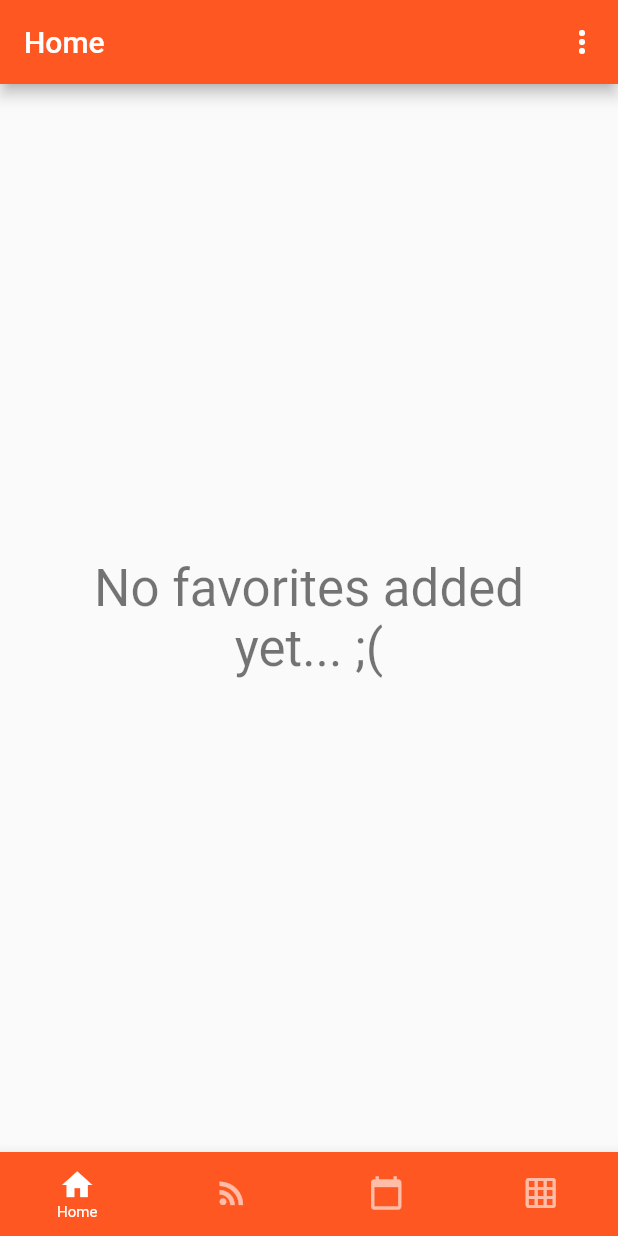
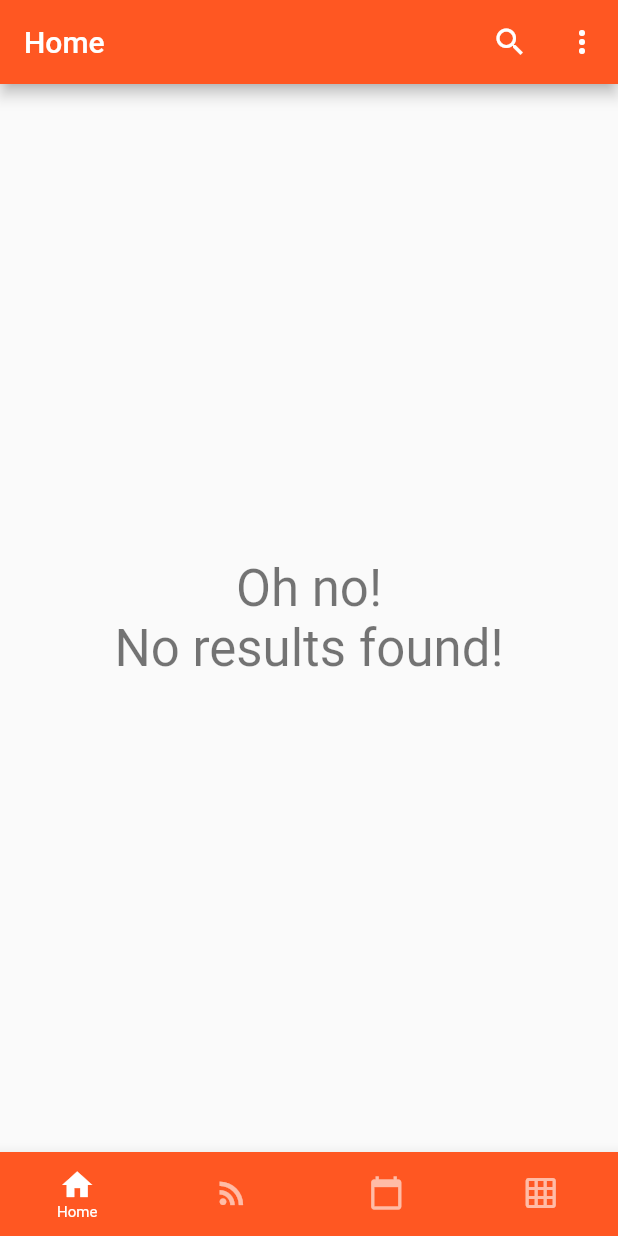
Before and after one commit to kitsupixel/Kitsu-Anime, a Flutter app: the screen it shows after launch, on a phone screen of 412 x 824 dp. Run offline on Flutter 3.47's test engine with Material 2 defaults, Android fonts, the phone set to English and light mode, and no system bars; our stand-ins replace cached_network_image, sqflite; missing offline and left inert: intent, preferences; accounts and stored records are empty; network calls fail.

Commit message:
Implemented Search

```diff
--- /dev/null
+++ b/lib/data/filters.dart
@@ -0,0 +1,25 @@
+import 'package:flutter/foundation.dart';
+
+class Filters extends ChangeNotifier {
+  Filters();
+
+  String _search = "";
+
+  String get search {
+    return _search;
+  }
+
+  void updateSearch(String search) {
+    if (_search != search) {
+      _search = search;
+      notifyListeners();
+    }
+  }
+
+  void clearSearch() {
+    if (_search != "") {
+      _search = "";
+      notifyListeners();
+    }
+  }
+}
--- a/lib/main.dart
+++ b/lib/main.dart
@@ -4,6 +4,7 @@ import 'package:provider/provider.dart';
 import './data/shows.dart';
 import './data/episodes.dart';
 import './data/links.dart';
+import './data/filters.dart';
 
 import './screens/home_screen.dart';
 import './screens/all_shows_screen.dart';
@@ -31,6 +32,9 @@ class MyApp extends StatelessWidget {
         ),
         ChangeNotifierProvider<Links>(
           create: (_) => Links(),
+        ),
+        ChangeNotifierProvider<Filters>(
+          create: (_) => Filters(),
         ),
       ],
       child: MaterialApp(
@@ -66,6 +70,11 @@ class Home extends StatefulWidget {
 
 class _HomeState extends State<Home> {
   int _currentIndex = 0;
+  bool isSearching = false;
+
+  Filters filterProvider;
+
+  final searchController = TextEditingController();
 
   final List<Map<String, dynamic>> _children = [
     {'title': 'Home', 'widget': HomeScreen()},
@@ -82,14 +91,55 @@ class _HomeState extends State<Home> {
     });
   }
 
+  void _updateSearch() {
+    if (searchController.text.isNotEmpty)
+      filterProvider.updateSearch(searchController.text);
+    else
+      filterProvider.clearSearch();
+  }
+
+  @override
+  void initState() {
+    super.initState();
+
+    // Start listening to changes.
+    searchController.addListener(_updateSearch);
+  }
+
   @override
   Widget build(BuildContext context) {
+    filterProvider = Provider.of<Filters>(context, listen: false);
+
     return Scaffold(
       appBar: AppBar(
-        title: Text(_children[_currentIndex]['title']),
+        title: !isSearching
+            ? Text(_children[_currentIndex]['title'])
+            : TextField(
+                autofocus: true,
+                controller: searchController,
+                decoration: InputDecoration(
+                  hintText: "Search...",
+                  hintStyle: TextStyle(color: Colors.white),
+                  icon: Icon(
+                    Icons.search,
+                    color: Colors.white,
+                  ),
+                ),
+                style: TextStyle(color: Colors.white),
+              ),
         actions: [
-          if (_currentIndex > 1)
-            IconButton(icon: Icon(Icons.search), onPressed: () {}),
+          if (_currentIndex == 0 || _currentIndex > 1)
+            IconButton(
+                icon: Icon(!isSearching ? Icons.search : Icons.close),
+                onPressed: () {
+                  setState(() {
+                    isSearching = !isSearching;
+                    if (!isSearching) {
+                      searchController.text = '';
+                      filterProvider.clearSearch();
+                    }
+                  });
+                }),
           PopupMenuButton(onSelected: (String choice) {
             if (choice == 'Settings') {
               Navigator.of(context).pushNamed(PreferencesScreen.routeName);
@@ -127,4 +177,12 @@ class _HomeState extends State<Home> {
           ]),
     );
   }
+
+  @override
+  void dispose() {
+    // Clean up the controller when the widget is removed from the
+    // widget tree.
+    searchController.dispose();
+    super.dispose();
+  }
 }
--- a/lib/screens/home_screen.dart
+++ b/lib/screens/home_screen.dart
@@ -2,6 +2,9 @@ import 'package:flutter/material.dart';
 import 'package:provider/provider.dart';
 
 import '../data/shows.dart';
+import '../data/filters.dart';
+
+import '../models/show.dart';
 
 import '../widgets/shows_list.dart';
 
@@ -10,20 +13,31 @@ class HomeScreen extends StatelessWidget {
 
   @override
   Widget build(BuildContext context) {
-    final _shows = Provider.of<Shows>(context)
-        .shows
-        .where((element) => element.favorite)
+    final showProvider = Provider.of<Shows>(context);
+
+    List<Show> shows =
+        showProvider.shows.where((element) => element.favorite).toList();
+
+    int searchResult = shows.length;
+    // Search for shows
+    final search = Provider.of<Filters>(context).search;
+    if (search.isNotEmpty) {
+      shows = shows
+          .where((element) =>
+              element.title.toLowerCase().contains(search.toLowerCase()))
           .toList();
+      searchResult = shows.length;
+    }
 
-    _shows.sort((a, b) => a.title.compareTo(b.title));
+    shows.sort((a, b) => a.title.compareTo(b.title));
 
-    return _shows.length > 0
-        ? ShowsList(shows: _shows)
+    return shows.length > 0
+            ? ShowsList(shows: shows)
             : Center(
                 child: Padding(
                   padding: const EdgeInsets.all(15.0),
                   child: Text(
-                'No favorites added yet... ;(',
+                    searchResult != 0 ? 'Please select your favorite shows!' : 'Oh no!\nNo results found!',
                     style: Theme.of(context).textTheme.headline4,
                     textAlign: TextAlign.center,
                   ),
```
Also changed, not shown: lib/screens/all_shows_screen.dart (+31 -3 lines), lib/screens/current_season_screen.dart (+31 -3 lines). Lines whose indentation alone changed are shown as unchanged.
